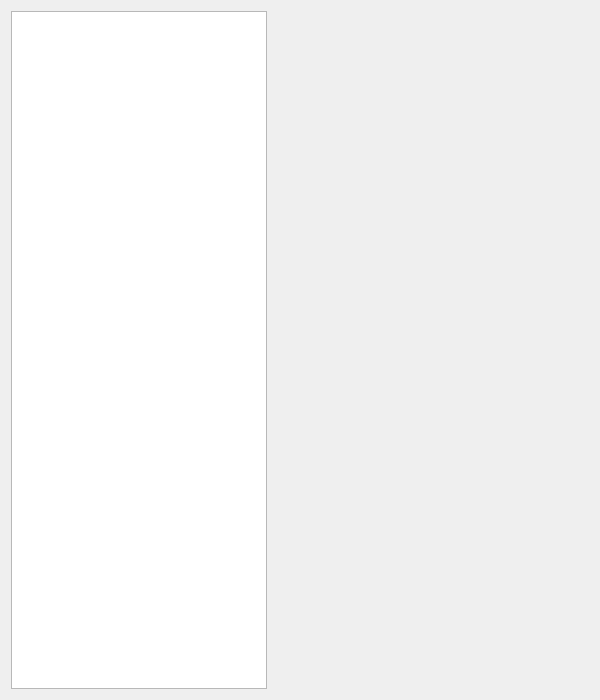
Above: GUI/Autogenerated/AGSettingsW.ui from Klaudia-24/Harmonogram before the change. Below: the same form after it.
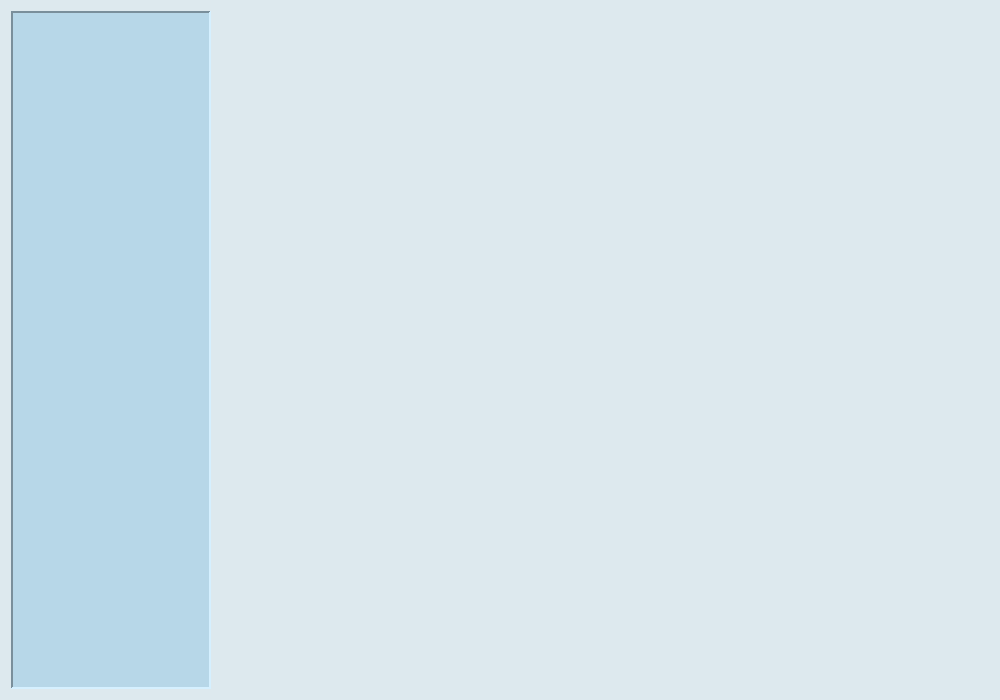
That is the form after the change.

Commit message: Changes in the window's style.

```diff
--- a/GUI/Autogenerated/AGSettingsW.ui
+++ b/GUI/Autogenerated/AGSettingsW.ui
@@ -6,18 +6,33 @@
    <rect>
     <x>0</x>
     <y>0</y>
-    <width>600</width>
+    <width>1000</width>
     <height>700</height>
    </rect>
   </property>
+  <property name="sizePolicy">
+   <sizepolicy hsizetype="Fixed" vsizetype="Fixed">
+    <horstretch>0</horstretch>
+    <verstretch>0</verstretch>
+   </sizepolicy>
+  </property>
   <property name="minimumSize">
    <size>
-    <width>600</width>
+    <width>1000</width>
+    <height>700</height>
+   </size>
+  </property>
+  <property name="maximumSize">
+   <size>
+    <width>1000</width>
     <height>700</height>
    </size>
   </property>
   <property name="windowTitle">
-   <string>Form</string>
+   <string>Settings</string>
+  </property>
+  <property name="styleSheet">
+   <string notr="true">background-color: rgb(221, 233, 238);</string>
   </property>
   <layout class="QGridLayout" name="gridLayout" columnstretch="0,1">
    <item row="0" column="1">
@@ -30,7 +45,61 @@
     </widget>
    </item>
    <item row="0" column="0">
-    <widget class="QListWidget" name="listWidget"/>
+    <widget class="QListWidget" name="listWidget">
+     <property name="minimumSize">
+      <size>
+       <width>200</width>
+       <height>0</height>
+      </size>
+     </property>
+     <property name="font">
+      <font>
+       <pointsize>12</pointsize>
+      </font>
+     </property>
+     <property name="styleSheet">
+      <string notr="true">background-color: rgb(183, 215, 232);</string>
+     </property>
+     <property name="frameShape">
+      <enum>QFrame::Panel</enum>
+     </property>
+     <property name="frameShadow">
+      <enum>QFrame::Sunken</enum>
+     </property>
+     <property name="lineWidth">
+      <number>2</number>
+     </property>
+     <property name="midLineWidth">
+      <number>0</number>
+     </property>
+     <property name="sizeAdjustPolicy">
+      <enum>QAbstractScrollArea::AdjustToContentsOnFirstShow</enum>
+     </property>
+     <property name="editTriggers">
+      <set>QAbstractItemView::DoubleClicked|QAbstractItemView::EditKeyPressed|QAbstractItemView::SelectedClicked</set>
+     </property>
+     <property name="iconSize">
+      <size>
+       <width>0</width>
+       <height>0</height>
+      </size>
+     </property>
+     <property name="resizeMode">
+      <enum>QListView::Fixed</enum>
+     </property>
+     <property name="spacing">
+      <number>5</number>
+     </property>
+     <property name="gridSize">
+      <size>
+       <width>0</width>
+       <height>35</height>
+      </size>
+     </property>
+     <property name="viewMode">
+      <enum>QListView::ListMode</enum>
+     </property>
+    </widget>
    </item>
   </layout>
  </widget>
```
The commit also changes 2 other files.
